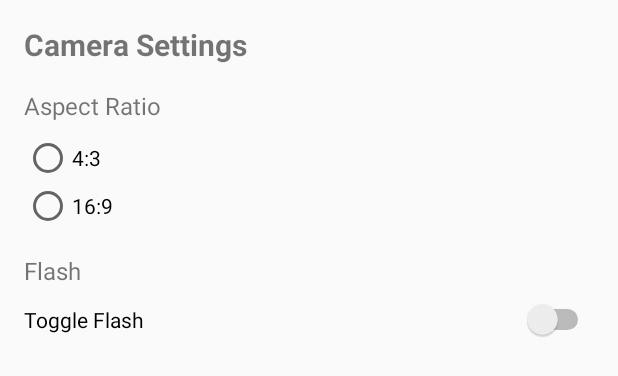
After one commit to Caleb-Seely/Garmin-Remote-Camera, an Android app: the layout bottom_sheet_settings.xml on its own in the app's theme, with its tools: preview values and no code run, on a phone screen of 412 x 824 dp. The commit adds this screen. Shown: the top 376 px of the screen. Run offline under Robolectric (Android 15) with nearby library versions, the phone set to English and light mode, and no system bars.

Commit message:
Layout Update
Moved the device name to the bottom
Moved the camera view to the top
Moved the flash btn into settings

```diff
--- a/ClearShot_App/app/src/main/AndroidManifest.xml
+++ b/ClearShot_App/app/src/main/AndroidManifest.xml
@@ -56,7 +56,8 @@
         <activity
             android:name=".activities.DeviceActivity"
             android:screenOrientation="portrait"
-            android:theme="@style/Theme.AppCompat.Light.DarkActionBar" />
+            android:theme="@style/DeviceActivityTheme"
+            android:windowSoftInputMode="adjustNothing" />
 
         <activity
             android:name=".activities.HelpActivity"
--- a/ClearShot_App/app/src/main/java/com/garmin/android/apps/clearshot/phone/activities/HelpActivity.kt
+++ b/ClearShot_App/app/src/main/java/com/garmin/android/apps/clearshot/phone/activities/HelpActivity.kt
@@ -26,7 +26,7 @@ class HelpActivity : AppCompatActivity() {
     private fun setupResourceLinks() {
         // GitHub Repository link
         findViewById<TextView>(R.id.link_github).setOnClickListener {
-            openUrl("https://github.com/Caleb-Seely/Garmin-Remote-Camera")  // Replace with your actual GitHub repository URL
+            openUrl("https://github.com/Caleb-Seely/Garmin-Remote-Camera")
         }
 
         // Personal Website link
--- a/ClearShot_App/app/src/main/java/com/garmin/android/apps/clearshot/phone/camera/CameraState.kt
+++ b/ClearShot_App/app/src/main/java/com/garmin/android/apps/clearshot/phone/camera/CameraState.kt
@@ -17,6 +17,8 @@ class CameraState {
 
     var isFlashEnabled = false
         private set
+
+    var is16_9AspectRatio = false
 
     private var recordingStartTime: Long = 0
 
--- /dev/null
+++ b/ClearShot_App/app/src/main/res/drawable/ic_baseline_settings_24.xml
@@ -0,0 +1,5 @@
+<vector xmlns:android="http://schemas.android.com/apk/res/android" android:height="24dp" android:tint="#FFFFFF" android:viewportHeight="24" android:viewportWidth="24" android:width="24dp">
+
+    <path android:fillColor="@android:color/white" android:pathData="M19.14,12.94c0.04,-0.3 0.06,-0.61 0.06,-0.94c0,-0.32 -0.02,-0.64 -0.07,-0.94l2.03,-1.58c0.18,-0.14 0.23,-0.41 0.12,-0.61l-1.92,-3.32c-0.12,-0.22 -0.37,-0.29 -0.59,-0.22l-2.39,0.96c-0.5,-0.38 -1.03,-0.7 -1.62,-0.94L14.4,2.81c-0.04,-0.24 -0.24,-0.41 -0.48,-0.41h-3.84c-0.24,0 -0.43,0.17 -0.47,0.41L9.25,5.35C8.66,5.59 8.12,5.92 7.63,6.29L5.24,5.33c-0.22,-0.08 -0.47,0 -0.59,0.22L2.74,8.87C2.62,9.08 2.66,9.34 2.86,9.48l2.03,1.58C4.84,11.36 4.8,11.69 4.8,12s0.02,0.64 0.07,0.94l-2.03,1.58c-0.18,0.14 -0.23,0.41 -0.12,0.61l1.92,3.32c0.12,0.22 0.37,0.29 0.59,0.22l2.39,-0.96c0.5,0.38 1.03,0.7 1.62,0.94l0.36,2.54c0.05,0.24 0.24,0.41 0.48,0.41h3.84c0.24,0 0.44,-0.17 0.47,-0.41l0.36,-2.54c0.59,-0.24 1.13,-0.56 1.62,-0.94l2.39,0.96c0.22,0.08 0.47,0 0.59,-0.22l1.92,-3.32c0.12,-0.22 0.07,-0.47 -0.12,-0.61L19.14,12.94zM12,15.6c-1.98,0 -3.6,-1.62 -3.6,-3.6s1.62,-3.6 3.6,-3.6s3.6,1.62 3.6,3.6S13.98,15.6 12,15.6z"/>
+
+</vector>
--- /dev/null
+++ b/ClearShot_App/app/src/main/res/layout/bottom_sheet_settings.xml
@@ -0,0 +1,73 @@
+<?xml version="1.0" encoding="utf-8"?>
+<LinearLayout xmlns:android="http://schemas.android.com/apk/res/android"
+    android:layout_width="match_parent"
+    android:layout_height="wrap_content"
+    android:orientation="vertical"
+    android:padding="16dp">
+
+    <TextView
+        android:layout_width="match_parent"
+        android:layout_height="wrap_content"
+        android:text="@string/camera_settings"
+        android:textSize="20sp"
+        android:textStyle="bold"
+        android:layout_marginBottom="16dp"/>
+
+    <LinearLayout
+        android:layout_width="match_parent"
+        android:layout_height="wrap_content"
+        android:orientation="vertical">
+
+        <TextView
+            android:layout_width="match_parent"
+            android:layout_height="wrap_content"
+            android:text="@string/aspect_ratio"
+            android:textSize="16sp"
+            android:layout_marginBottom="8dp"/>
+
+        <RadioGroup
+            android:id="@+id/aspect_ratio_group"
+            android:layout_width="match_parent"
+            android:layout_height="wrap_content"
+            android:orientation="vertical">
+
+            <RadioButton
+                android:id="@+id/aspect_ratio_4_3"
+                android:layout_width="match_parent"
+                android:layout_height="wrap_content"
+                android:text="@string/aspect_ratio_4_3"
+                />
+
+            <RadioButton
+                android:id="@+id/aspect_ratio_16_9"
+                android:layout_width="match_parent"
+                android:layout_height="wrap_content"
+                android:text="@string/aspect_ratio_16_9"/>
+
+        </RadioGroup>
+    </LinearLayout>
+
+    <LinearLayout
+        android:layout_width="match_parent"
+        android:layout_height="wrap_content"
+        android:orientation="vertical"
+        android:layout_marginTop="16dp">
+
+        <TextView
+            android:layout_width="match_parent"
+            android:layout_height="wrap_content"
+            android:text="@string/flash"
+            android:textSize="16sp"
+            android:layout_marginBottom="8dp"/>
+
+        <Switch
+            android:id="@+id/flash_toggle_button"
+            android:layout_width="match_parent"
+            android:layout_height="wrap_content"
+            android:text="@string/toggle_flash_description"/>
+
+    </LinearLayout>
+
+    <!-- Add more settings sections here as needed -->
+
+</LinearLayout>
--- a/ClearShot_App/app/src/main/res/values/strings.xml
+++ b/ClearShot_App/app/src/main/res/values/strings.xml
@@ -29,7 +29,7 @@
     <!-- Help Page Content -->
     <string name="help">Help</string>
     <string name="what_is_clearshot_title">What is ClearShot?</string>
-    <string name="what_is_clearshot_content">ClearShot is a companion app that lets you remotely control your Android device’s camera from your Garmin watch. Snap photos and start or stop video recording—all from your wrist. </string>
+    <string name="what_is_clearshot_content">ClearShot is a companion app that lets you remotely control your Android device camera from your Garmin watch. Snap photos and start or stop video recording—all from your wrist. </string>
 
     <string name="requirements_title">Requirements</string>
     <string name="requirements_content">ClearShot requires the Garmin watch companion app to work properly. You can download it from the Connect IQ Store.</string>
@@ -54,4 +54,11 @@
     <string name="personal_website_link">About the Developer</string>
     <string name="support_note">For support or questions, feel free to reach out via the GitHub repository!</string>
 
+    <string name="settings_description">Open camera settings</string>
+    <string name="camera_settings">Camera Settings</string>
+    <string name="aspect_ratio">Aspect Ratio</string>
+    <string name="aspect_ratio_4_3">4:3</string>
+    <string name="aspect_ratio_16_9">16:9</string>
+    <string name="flash">Flash</string>
+
 </resources>
--- a/ClearShot_App/app/src/main/res/values/styles.xml
+++ b/ClearShot_App/app/src/main/res/values/styles.xml
@@ -21,4 +21,12 @@
         <!-- All customizations that are NOT specific to a particular API-level can go here. -->
     </style>
 
+    <!-- Theme for DeviceActivity with black status bar -->
+    <style name="DeviceActivityTheme" parent="Theme.AppCompat.Light.NoActionBar">
+        <item name="android:statusBarColor">@android:color/black</item>
+        <item name="android:navigationBarColor">@android:color/black</item>
+        <item name="android:windowLightStatusBar">false</item>
+        <item name="android:windowLightNavigationBar">false</item>
+    </style>
+
 </resources>
```
Also changed, not shown: ClearShot_App/app/src/main/java/com/garmin/android/apps/clearshot/phone/activities/DeviceActivity.kt (+64 -49 lines), ClearShot_App/app/src/main/java/com/garmin/android/apps/clearshot/phone/camera/CameraInitializer.kt (+99 -31 lines), ClearShot_App/app/src/main/java/com/garmin/android/apps/clearshot/phone/camera/CameraManager.kt (+17 -1 lines), ClearShot_App/app/src/main/java/com/garmin/android/apps/clearshot/phone/dialogs/SettingsDialog.kt (added, +70 -0 lines), ClearShot_App/app/src/main/java/com/garmin/android/apps/clearshot/phone/ui/BottomControlBarManager.kt (added, +38 -0 lines), ClearShot_App/app/src/main/java/com/garmin/android/apps/clearshot/phone/viewmodel/DeviceViewModel.kt (+47 -2 lines), ClearShot_App/app/src/main/res/layout/activity_device.xml (+31 -30 lines).
